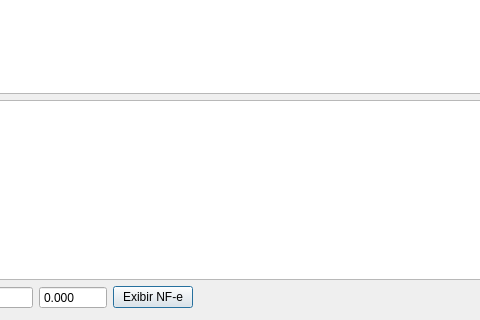
This is ui/estoque.ui in darktorres/ERP-STACCATO as Qt 5 draws it before an edit; both pictures show x 446 to 926 and y 84 to 404 of the 1205 by 404 pixel window. The edited form follows.
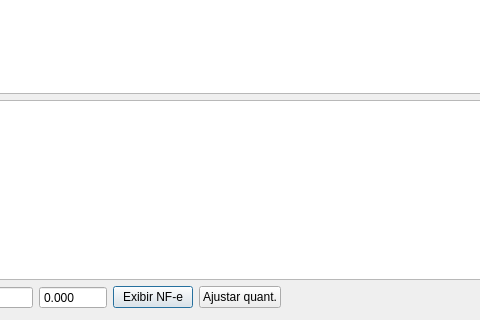
This is the edited form. Custom widgets are drawn as their Qt base class.

Commit message: Ajuste manual de estoque

What changed in the file:
```diff
--- a/ui/estoque.ui
+++ b/ui/estoque.ui
@@ -178,6 +178,13 @@
        </property>
       </widget>
      </item>
+     <item>
+      <widget class="QPushButton" name="pushButtonAjustarQuant">
+       <property name="text">
+        <string>Ajustar quant.</string>
+       </property>
+      </widget>
+     </item>
      <item>
       <spacer name="horizontalSpacer">
        <property name="orientation">
```
The commit also changes 2 other files.
